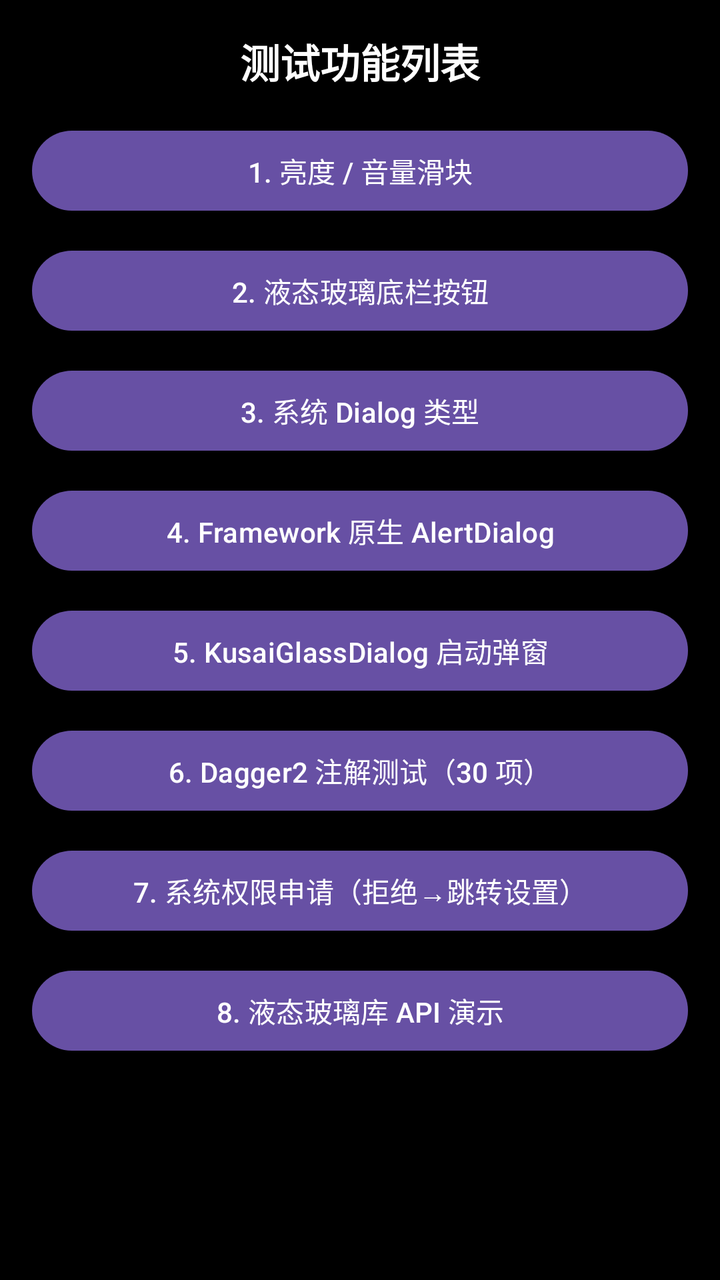
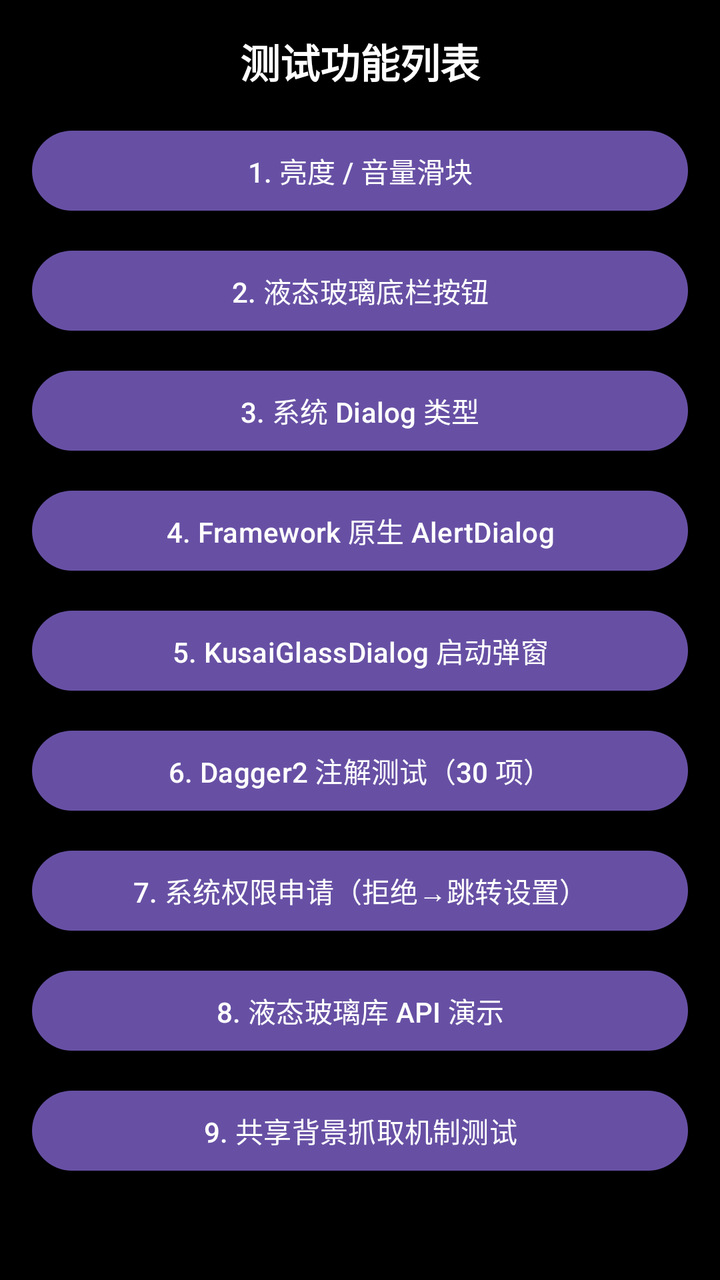

Compare the two renders of this Android layout. The source of the first and the diff that turns it into the second are given below.
<!-- AndroidManifest.xml: application theme Theme.TestDemo -->
<!-- res/layout/activity_test_list.xml -->
<?xml version="1.0" encoding="utf-8"?>
<ScrollView xmlns:android="http://schemas.android.com/apk/res/android"
    android:layout_width="match_parent"
    android:layout_height="match_parent"
    android:background="#FF000000"
    android:fillViewport="true">

    <LinearLayout
        android:layout_width="match_parent"
        android:layout_height="wrap_content"
        android:orientation="vertical"
        android:padding="16dp">

        <TextView
            android:layout_width="match_parent"
            android:layout_height="wrap_content"
            android:layout_marginBottom="16dp"
            android:gravity="center"
            android:text="测试功能列表"
            android:textColor="#FFFFFFFF"
            android:textSize="20sp"
            android:textStyle="bold" />

        <Button
            android:id="@+id/btn_main"
            android:layout_width="match_parent"
            android:layout_height="wrap_content"
            android:layout_marginBottom="12dp"
            android:text="1. 亮度 / 音量滑块" />

        <Button
            android:id="@+id/btn_glass_footer"
            android:layout_width="match_parent"
            android:layout_height="wrap_content"
            android:layout_marginBottom="12dp"
            android:text="2. 液态玻璃底栏按钮" />

        <Button
            android:id="@+id/btn_system_dialog"
            android:layout_width="match_parent"
            android:layout_height="wrap_content"
            android:layout_marginBottom="12dp"
            android:text="3. 系统 Dialog 类型" />

        <Button
            android:id="@+id/btn_framework_dialog"
            android:layout_width="match_parent"
            android:layout_height="wrap_content"
            android:layout_marginBottom="12dp"
            android:text="4. Framework 原生 AlertDialog" />

        <Button
            android:id="@+id/btn_glass_dialog_launch"
            android:layout_width="match_parent"
            android:layout_height="wrap_content"
            android:layout_marginBottom="12dp"
            android:text="5. KusaiGlassDialog 启动弹窗" />

        <Button
            android:id="@+id/btn_dagger_annotation"
            android:layout_width="match_parent"
            android:layout_height="wrap_content"
            android:layout_marginBottom="12dp"
            android:text="6. Dagger2 注解测试（30 项）" />

        <Button
            android:id="@+id/btn_permission_demo"
            android:layout_width="match_parent"
            android:layout_height="wrap_content"
            android:layout_marginBottom="12dp"
            android:text="7. 系统权限申请（拒绝→跳转设置）" />

        
        <Button
            android:id="@+id/btn_liquid_glass"
            android:layout_width="match_parent"
            android:layout_height="wrap_content"
            android:layout_marginBottom="12dp"
            android:text="8. 液态玻璃库 API 演示" />
        

    </LinearLayout>
</ScrollView>
<!-- resources referenced by this layout -->
<resources>
  <style name="Theme.TestDemo" parent="Base.Theme.TestDemo" />
  <style name="Base.Theme.TestDemo" parent="Theme.Material3.DayNight.NoActionBar">
          
          
          
          <item name="android:alertDialogTheme">@android:style/Theme.DeviceDefault.Light.Dialog.Alert</item>
      </style>
</resources>

<!-- the commit's change to res/layout/activity_test_list.xml (unified diff, before → after) -->
@@ -77,6 +77,13 @@
             android:layout_height="wrap_content"
             android:layout_marginBottom="12dp"
             android:text="8. 液态玻璃库 API 演示" />
+
+        <Button
+            android:id="@+id/btn_glass_share_test"
+            android:layout_width="match_parent"
+            android:layout_height="wrap_content"
+            android:layout_marginBottom="12dp"
+            android:text="9. 共享背景抓取机制测试" />
         
 
     </LinearLayout>
